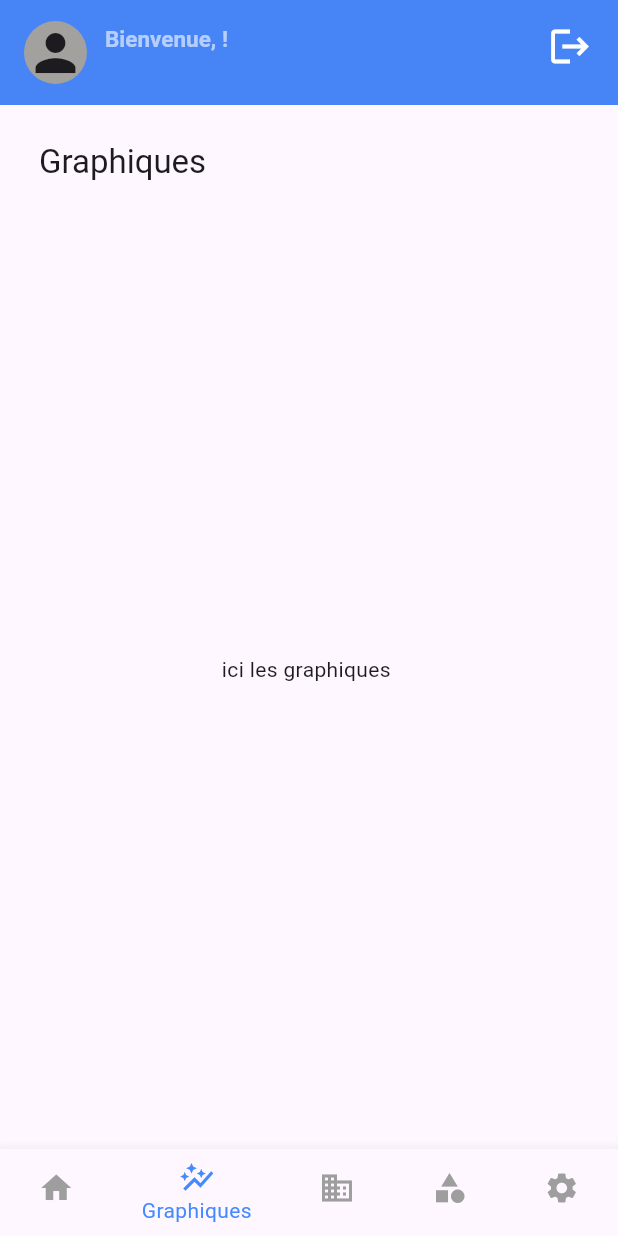
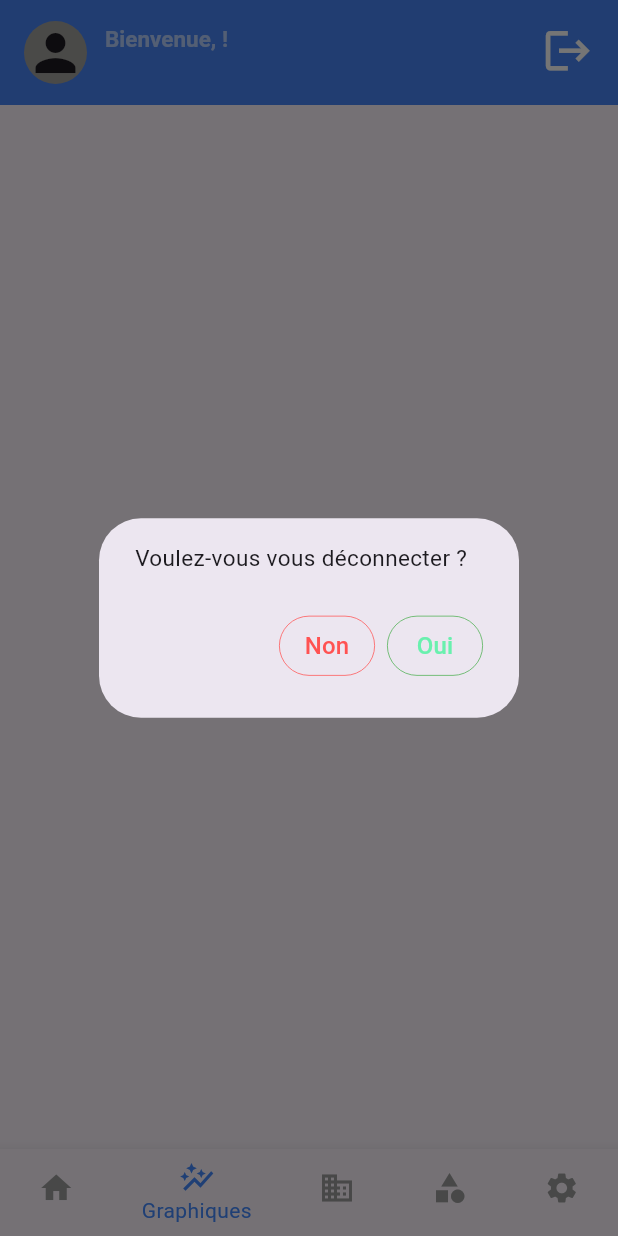
Before and after one commit to sammywasukundi/tracker_app, a Flutter app: the screen it shows once a user with an empty profile is signed in, item 2 of the bottom bar chosen, after a tap on the "logout" icon, on a phone screen of 412 x 824 dp. Run offline on Flutter 3.47's test engine with Material 3 defaults, Android fonts, the phone set to English and light mode, and no system bars; our stand-ins replace cloud_firestore, firebase_auth, firebase_core, firebase_storage, flutter_spinkit, google_fonts and 1 more; accounts and stored records are empty.

Commit message:
home and budgetForm built

```diff
--- a/lib/screens/auth/auth_page.dart
+++ b/lib/screens/auth/auth_page.dart
@@ -1,3 +1,5 @@
+// ignore_for_file: prefer_const_constructors
+
 import 'package:flutter/material.dart';
 import 'package:tracker_app/screens/auth/login.dart';
 import 'package:tracker_app/screens/auth/register_page.dart';
@@ -15,7 +17,6 @@ class _AuthPageState extends State<AuthPage> {
 
   @override
   Widget build(BuildContext context) {
-
     void toggleScreen() {
       setState(() {
         showLoginPage = !showLoginPage;
--- a/lib/screens/auth/login.dart
+++ b/lib/screens/auth/login.dart
@@ -3,7 +3,6 @@
 import 'package:firebase_auth/firebase_auth.dart';
 import 'package:flutter/material.dart';
 import 'package:flutter_spinkit/flutter_spinkit.dart';
-import 'package:google_fonts/google_fonts.dart';
 import 'package:tracker_app/screens/auth/forgot_pwd_page.dart';
 //import 'package:flutter_spinkit/flutter_spinkit.dart';
 
@@ -101,6 +100,8 @@ class _LoginPageState extends State<LoginPage> {
 
   @override
   Widget build(BuildContext context) {
+
+    String app = 'app.png';
     return Scaffold(
       backgroundColor: Colors.white,
       body: SafeArea(
@@ -111,21 +112,17 @@ class _LoginPageState extends State<LoginPage> {
               children: <Widget>[
                 // Bienvenue
                 Image.asset(
-                  'assets/auth/register.png',
-                  height: 135,
-                  width: 135,
+                  'assets/auth/$app',
+                  height: 160,
+                  width: 160,
                 ),
-                SizedBox(height: 10,),
-                Text(
-                  'Bonjour encore',
-                  style: GoogleFonts.bebasNeue(fontWeight: FontWeight.w400, fontSize: 35),
-                ),
-                SizedBox(
-                  height: 10,
-                ),
+                SizedBox(height: 35,),
                 Text(
                   'Connectez-vous sur Tracker_app',
-                  style: TextStyle(fontSize: 18),
+                  style: TextStyle(
+                    fontSize: 18,
+                    fontWeight: FontWeight.w500
+                  ),
                 ),
                 SizedBox(
                   height: 30,
--- a/lib/screens/home/home_page.dart
+++ b/lib/screens/home/home_page.dart
@@ -1,9 +1,10 @@
-// ignore_for_file: prefer_const_constructors, prefer_const_literals_to_create_immutables
+// ignore_for_file: prefer_const_constructors, prefer_const_literals_to_create_immutables, sort_child_properties_last
 
 import 'package:flutter/material.dart';
 import 'package:cloud_firestore/cloud_firestore.dart';
 import 'package:firebase_auth/firebase_auth.dart';
 import 'package:tracker_app/screens/home/pages/stat_screen.dart';
+import 'package:tracker_app/screens/home/pages/welcome.dart';
 //import 'package:tracker_app/screens/widgets/widgets_home.dart';
 
 class HomePage extends StatefulWidget {
@@ -45,6 +46,9 @@ class _HomePageState extends State<HomePage> {
   @override
   Widget build(BuildContext context) {
     User? user = FirebaseAuth.instance.currentUser;
+
+    //String bgImage = 'bgImage.png';
+    //String homeScreen = 'homeExpense1.png';
 
     return Scaffold(
       appBar: PreferredSize(
@@ -119,10 +123,73 @@ class _HomePageState extends State<HomePage> {
                 icon: Icon(
                   Icons.logout,
                   color: Colors.white,
-                  size: 30,
+                  size: 35,
                 ),
                 onPressed: () {
-                  FirebaseAuth.instance.signOut(); // Sign out action
+                  // Appel de showDialog pour confirmation de déconnexion
+                  showDialog(
+                    context: context,
+                    builder: (BuildContext context) {
+                      return AlertDialog(
+                        //title: Center(child: Text("Déconnexion")),
+                        content: Text(
+                          "Voulez-vous vous déconnecter ?",
+                          style: TextStyle(
+                              fontWeight: FontWeight.w400, fontSize: 15),
+                        ),
+                        actions: [
+                          TextButton(
+                            onPressed: () {
+                              // Si l'utilisateur annule
+                              Navigator.of(context).pop(); // Fermer le dialogue
+                            },
+                            child: Text(
+                              "Non",
+                              style: TextStyle(
+                                  fontSize: 16,
+                                  fontWeight: FontWeight.w500,
+                                  color: Colors.redAccent),
+                            ),
+                            style: TextButton.styleFrom(
+                              shape:
+                                  const StadiumBorder(), // Forme de bouton en stade
+                              side: BorderSide(
+                                // Ajout d'une bordure
+                                color: Colors
+                                    .redAccent, // Couleur de la bordure (verte)
+                                width: 0.5, // Épaisseur de la bordure
+                              ),
+                            ),
+                          ),
+                          TextButton(
+                            onPressed: () {
+                              // Si l'utilisateur confirme la déconnexion
+                              FirebaseAuth.instance
+                                  .signOut(); // Action de déconnexion
+                              Navigator.of(context).pop(); // Fermer le dialogue
+                            },
+                            child: Text(
+                              "Oui",
+                              style: TextStyle(
+                                  fontSize: 16,
+                                  fontWeight: FontWeight.w500,
+                                  color: Colors.greenAccent),
+                            ),
+                            style: TextButton.styleFrom(
+                              shape:
+                                  const StadiumBorder(), // Forme de bouton en stade
+                              side: BorderSide(
+                                // Ajout d'une bordure
+                                color: Colors
+                                    .green, // Couleur de la bordure (verte)
+                                width: 0.5, // Épaisseur de la bordure
+                              ),
+                            ),
+                          ),
+                        ],
+                      );
+                    },
+                  );
                 },
               ),
             ),
@@ -130,36 +197,40 @@ class _HomePageState extends State<HomePage> {
         ),
       ),
       body: SafeArea(
+        child: Container(
+          color: Colors.transparent,
           child: Padding(
             padding: EdgeInsets.symmetric(horizontal: 10, vertical: 10),
             child: IndexedStack(
               index: _selectedIndex,
               children: [
+                WelcomeScreen(),
                 // Home Page Content
-              FutureBuilder(
-                future: getDocId(),
-                builder: (context, snapshot) {
-                  return ListView.builder(
-                    itemCount: docIDs.length,
-                    itemBuilder: (context, index) {
-                      return Padding(
-                        padding: const EdgeInsets.all(6.0),
-                        child: ListTile(
-                          title: Text('User ID: ${docIDs[index]}'),
-                          tileColor: Colors.grey[300],
-                        ),
-                      );
-                    },
-                  );
-                },
-              ),
+                // FutureBuilder(
+                //   future: getDocId(),
+                //   builder: (context, snapshot) {
+                //     return ListView.builder(
+                //       itemCount: docIDs.length,
+                //       itemBuilder: (context, index) {
+                //         return Padding(
+                //           padding: const EdgeInsets.all(6.0),
+                //           child: ListTile(
+                //             title: GetUserName(documentId: docIDs[index]),
+                //             tileColor: Colors.grey[300],
+                //           ),
+                //         );
+                //       },
+                //     );
+                //   },
+                // ),
                 // StatScreen
                 StatScreen(),
                 // Other pages (placeholders for now)
                 Center(child: Text("Transactions Page")),
                 Center(child: Text("Categories Page")),
-              Center(child: Text("Settings Page")),
+                Center(child: Text("settings Page")),
               ],
+            ),
           ),
         ),
       ),
--- a/lib/screens/home/pages/stat_screen.dart
+++ b/lib/screens/home/pages/stat_screen.dart
@@ -11,11 +11,17 @@ class _StatScreenState extends State<StatScreen> {
   @override
   Widget build(BuildContext context) {
     return Scaffold(
-      appBar: AppBar(
-        title: const Text('Graphiques'),
-      ),
-      body: const Center(
-        child: Text('ici les graphiques '),
+      body: Center(
+        child: Container(
+          decoration: const BoxDecoration(
+            image: DecorationImage(
+              image: AssetImage('assets/bgImage.png'),
+              fit: BoxFit.cover,
+              opacity: 0.2
+            )
+          ),
+          child: const Text('ici les graphiques ')
+        ),
       ),
     );
   }
--- /dev/null
+++ b/lib/screens/home/pages/welcome.dart
@@ -0,0 +1,77 @@
+// ignore_for_file: prefer_const_constructors
+
+import 'package:flutter/material.dart';
+import 'package:tracker_app/screens/home/pages/forms/budget.dart';
+
+class WelcomeScreen extends StatefulWidget {
+  const WelcomeScreen({super.key});
+
+  @override
+  State<WelcomeScreen> createState() => _WelcomeScreenState();
+}
+
+class _WelcomeScreenState extends State<WelcomeScreen> {
+  @override
+  Widget build(BuildContext context) {
+    return Scaffold(
+      backgroundColor: Colors.transparent,
+      body: SingleChildScrollView(
+        child: Column(
+          children: <Widget>[
+            Image.asset(
+              'assets/auth/homeScreen.png',
+              height: 330,
+              width: double.infinity,
+            ),
+            SizedBox(
+              height: 30,
+            ),
+            Text(
+              'Allons-y',
+              style: TextStyle(fontSize: 28, fontWeight: FontWeight.w500),
+            ),
+            SizedBox(
+              height: 30,
+            ),
+            Text(
+              'Suivez vos revenus, enregistrez vos dépenses,\nconsultez des graphes visuels de vos habitudes \nde dépense et prenez le contrôle de votre argent',
+              style: TextStyle(fontSize: 13, fontWeight: FontWeight.w400),
+            ),
+            SizedBox(
+              height: 40,
+            ),
+            Padding(
+              padding:
+                  const EdgeInsets.symmetric(horizontal: 20.0, vertical: 10.0),
+              child: GestureDetector(
+                onTap: () {
+                  Navigator.push(
+                    context,
+                    MaterialPageRoute(builder: (context) => FormBudget()),
+                  );
+                },
+                child: Container(
+                  padding: EdgeInsets.all(12),
+                  decoration: BoxDecoration(
+                    color: Colors.blueAccent[200],
+                    borderRadius: BorderRadius.circular(12),
+                  ),
+                  child: Center(
+                    child: Text(
+                      'Commençons !',
+                      style: TextStyle(
+                        color: Colors.white,
+                        fontWeight: FontWeight.w500,
+                        fontSize: 18,
+                      ),
+                    ),
+                  ),
+                ),
+              ),
+            ),
+          ],
+        ),
+      ),
+    );
+  }
+}
```
Also changed, not shown: lib/screens/home/pages/forms/budget.dart (added, +218 -0 lines), lib/screens/home/pages/settings.dart (added, +15 -0 lines), lib/screens/widgets/widgets_home.dart (+44 -0 lines), pubspec.yaml (+7 -1 lines), lib/screens/home/pages/home_screen.dart (deleted), pubspec.lock, 1 other file. Lines whose indentation alone changed are shown as unchanged.
